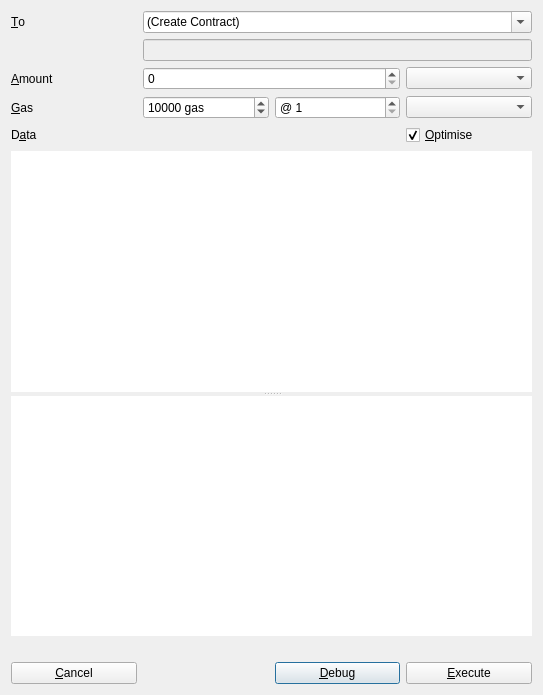
ethereum-mining/ethminer, file alethzero/Transact.ui: the form before one commit.
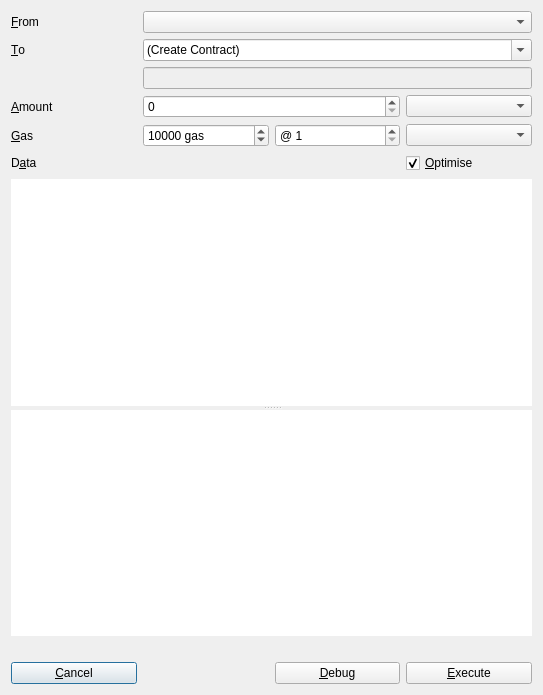
The form after the commit.

Commit message: Selectable from account in transact dialog. Fixes.

The edit to the form file:
```diff
--- a/alethzero/Transact.ui
+++ b/alethzero/Transact.ui
@@ -14,7 +14,98 @@
    <string>Transact</string>
   </property>
   <layout class="QGridLayout" name="gridLayout">
-   <item row="2" column="1" colspan="2">
+   <item row="5" column="0">
+    <widget class="QLabel" name="label_2">
+     <property name="sizePolicy">
+      <sizepolicy hsizetype="Preferred" vsizetype="Maximum">
+       <horstretch>0</horstretch>
+       <verstretch>0</verstretch>
+      </sizepolicy>
+     </property>
+     <property name="text">
+      <string>D&amp;ata</string>
+     </property>
+     <property name="alignment">
+      <set>Qt::AlignLeading|Qt::AlignLeft|Qt::AlignVCenter</set>
+     </property>
+     <property name="buddy">
+      <cstring>data</cstring>
+     </property>
+    </widget>
+   </item>
+   <item row="5" column="3">
+    <widget class="QCheckBox" name="optimize">
+     <property name="text">
+      <string>&amp;Optimise</string>
+     </property>
+     <property name="checked">
+      <bool>true</bool>
+     </property>
+    </widget>
+   </item>
+   <item row="4" column="1">
+    <widget class="QSpinBox" name="gas">
+     <property name="suffix">
+      <string> gas</string>
+     </property>
+     <property name="minimum">
+      <number>1</number>
+     </property>
+     <property name="maximum">
+      <number>430000000</number>
+     </property>
+     <property name="value">
+      <number>10000</number>
+     </property>
+    </widget>
+   </item>
+   <item row="8" column="0">
+    <widget class="QPushButton" name="cancel">
+     <property name="text">
+      <string>&amp;Cancel</string>
+     </property>
+     <property name="shortcut">
+      <string>Esc</string>
+     </property>
+    </widget>
+   </item>
+   <item row="8" column="2">
+    <widget class="QPushButton" name="debug">
+     <property name="text">
+      <string>&amp;Debug</string>
+     </property>
+    </widget>
+   </item>
+   <item row="1" column="0">
+    <widget class="QLabel" name="label5">
+     <property name="sizePolicy">
+      <sizepolicy hsizetype="Preferred" vsizetype="Preferred">
+       <horstretch>0</horstretch>
+       <verstretch>0</verstretch>
+      </sizepolicy>
+     </property>
+     <property name="text">
+      <string>&amp;To</string>
+     </property>
+     <property name="buddy">
+      <cstring>destination</cstring>
+     </property>
+    </widget>
+   </item>
+   <item row="7" column="0" colspan="4">
+    <widget class="QLabel" name="total">
+     <property name="sizePolicy">
+      <sizepolicy hsizetype="MinimumExpanding" vsizetype="Preferred">
+       <horstretch>0</horstretch>
+       <verstretch>0</verstretch>
+      </sizepolicy>
+     </property>
+     <property name="text">
+      <string/>
+     </property>
+    </widget>
+   </item>
+   <item row="3" column="1" colspan="2">
     <widget class="QSpinBox" name="value">
      <property name="suffix">
       <string/>
@@ -27,7 +118,10 @@
      </property>
     </widget>
    </item>
-   <item row="2" column="0">
+   <item row="4" column="3">
+    <widget class="QComboBox" name="gasPriceUnits"/>
+   </item>
+   <item row="3" column="0">
     <widget class="QLabel" name="label5_2">
      <property name="text">
       <string>&amp;Amount</string>
@@ -37,20 +131,42 @@
      </property>
     </widget>
    </item>
+   <item row="8" column="3">
+    <widget class="QPushButton" name="send">
+     <property name="text">
+      <string>&amp;Execute</string>
+     </property>
+     <property name="default">
+      <bool>false</bool>
+     </property>
+    </widget>
+   </item>
    <item row="1" column="1" colspan="3">
-    <widget class="QLineEdit" name="calculatedName">
-     <property name="enabled">
-      <bool>false</bool>
-     </property>
-     <property name="readOnly">
+    <widget class="QComboBox" name="destination">
+     <property name="editable">
       <bool>true</bool>
      </property>
-     <property name="placeholderText">
-      <string/>
+     <item>
+      <property name="text">
+       <string>(Create Contract)</string>
+      </property>
+     </item>
+    </widget>
+   </item>
+   <item row="4" column="2">
+    <widget class="QSpinBox" name="gasPrice">
+     <property name="prefix">
+      <string>@ </string>
      </property>
+     <property name="minimum">
+      <number>1</number>
+     </property>
+     <property name="maximum">
+      <number>430000000</number>
+     </property>
     </widget>
    </item>
-   <item row="5" column="0" colspan="4">
+   <item row="6" column="0" colspan="4">
     <widget class="QSplitter" name="splitter_5">
      <property name="orientation">
       <enum>Qt::Vertical</enum>
@@ -79,10 +195,33 @@
      </widget>
     </widget>
    </item>
+   <item row="4" column="0">
+    <widget class="QLabel" name="label_6">
+     <property name="text">
+      <string>&amp;Gas</string>
+     </property>
+     <property name="buddy">
+      <cstring>gas</cstring>
+     </property>
+    </widget>
+   </item>
+   <item row="2" column="1" colspan="3">
+    <widget class="QLineEdit" name="calculatedName">
+     <property name="enabled">
+      <bool>false</bool>
+     </property>
+     <property name="readOnly">
+      <bool>true</bool>
+     </property>
+     <property name="placeholderText">
+      <string/>
+     </property>
+    </widget>
+   </item>
    <item row="3" column="3">
-    <widget class="QComboBox" name="gasPriceUnits"/>
+    <widget class="QComboBox" name="valueUnits"/>
    </item>
-   <item row="4" column="1" colspan="2">
+   <item row="5" column="1" colspan="2">
     <widget class="QLabel" name="fee">
      <property name="sizePolicy">
       <sizepolicy hsizetype="MinimumExpanding" vsizetype="Preferred">
@@ -99,143 +238,17 @@
     </widget>
    </item>
    <item row="0" column="0">
-    <widget class="QLabel" name="label5">
-     <property name="sizePolicy">
-      <sizepolicy hsizetype="Preferred" vsizetype="Preferred">
-       <horstretch>0</horstretch>
-       <verstretch>0</verstretch>
-      </sizepolicy>
-     </property>
+    <widget class="QLabel" name="label">
      <property name="text">
-      <string>&amp;To</string>
+      <string>&amp;From</string>
      </property>
      <property name="buddy">
-      <cstring>destination</cstring>
-     </property>
-    </widget>
-   </item>
-   <item row="2" column="3">
-    <widget class="QComboBox" name="valueUnits"/>
-   </item>
-   <item row="7" column="2">
-    <widget class="QPushButton" name="debug">
-     <property name="text">
-      <string>&amp;Debug</string>
-     </property>
-    </widget>
-   </item>
-   <item row="7" column="3">
-    <widget class="QPushButton" name="send">
-     <property name="text">
-      <string>&amp;Execute</string>
-     </property>
-     <property name="default">
-      <bool>false</bool>
-     </property>
-    </widget>
-   </item>
-   <item row="3" column="0">
-    <widget class="QLabel" name="label_6">
-     <property name="text">
-      <string>&amp;Gas</string>
-     </property>
-     <property name="buddy">
-      <cstring>gas</cstring>
-     </property>
-    </widget>
-   </item>
-   <item row="3" column="1">
-    <widget class="QSpinBox" name="gas">
-     <property name="suffix">
-      <string> gas</string>
-     </property>
-     <property name="minimum">
-      <number>1</number>
-     </property>
-     <property name="maximum">
-      <number>430000000</number>
-     </property>
-     <property name="value">
-      <number>10000</number>
-     </property>
-    </widget>
-   </item>
-   <item row="3" column="2">
-    <widget class="QSpinBox" name="gasPrice">
-     <property name="prefix">
-      <string>@ </string>
-     </property>
-     <property name="minimum">
-      <number>1</number>
-     </property>
-     <property name="maximum">
-      <number>430000000</number>
-     </property>
-    </widget>
-   </item>
-   <item row="4" column="3">
-    <widget class="QCheckBox" name="optimize">
-     <property name="text">
-      <string>&amp;Optimise</string>
-     </property>
-     <property name="checked">
-      <bool>true</bool>
-     </property>
-    </widget>
-   </item>
-   <item row="4" column="0">
-    <widget class="QLabel" name="label_2">
-     <property name="sizePolicy">
-      <sizepolicy hsizetype="Preferred" vsizetype="Maximum">
-       <horstretch>0</horstretch>
-       <verstretch>0</verstretch>
-      </sizepolicy>
-     </property>
-     <property name="text">
-      <string>D&amp;ata</string>
-     </property>
-     <property name="alignment">
-      <set>Qt::AlignLeading|Qt::AlignLeft|Qt::AlignVCenter</set>
-     </property>
-     <property name="buddy">
-      <cstring>data</cstring>
+      <cstring>from</cstring>
      </property>
     </widget>
    </item>
    <item row="0" column="1" colspan="3">
-    <widget class="QComboBox" name="destination">
-     <property name="editable">
-      <bool>true</bool>
-     </property>
-     <item>
-      <property name="text">
-       <string>(Create Contract)</string>
-      </property>
-     </item>
-    </widget>
-   </item>
-   <item row="6" column="0" colspan="4">
-    <widget class="QLabel" name="total">
-     <property name="sizePolicy">
-      <sizepolicy hsizetype="MinimumExpanding" vsizetype="Preferred">
-       <horstretch>0</horstretch>
-       <verstretch>0</verstretch>
-      </sizepolicy>
-     </property>
-     <property name="text">
-      <string/>
-     </property>
-    </widget>
-   </item>
-   <item row="7" column="0">
-    <widget class="QPushButton" name="cancel">
-     <property name="text">
-      <string>&amp;Cancel</string>
-     </property>
-     <property name="shortcut">
-      <string>Esc</string>
-     </property>
-    </widget>
+    <widget class="QComboBox" name="from"/>
    </item>
   </layout>
  </widget>
```
The commit also changes 6 other files.
